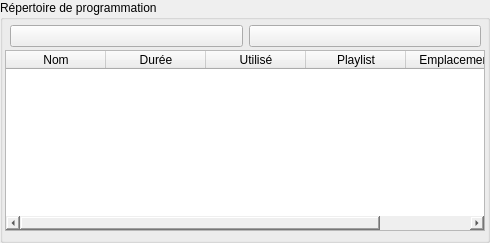
Before: the Qt Designer form src/binwidget.ui in cinemaouvert/OPP, drawn with Qt 5.
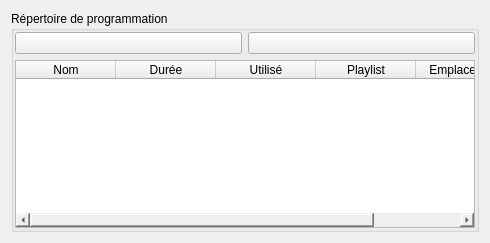
After: the same form once the commit is applied. Icons and pictures are not drawn.

Commit message: Modif widgets taille auto : Bin

The edit to the form file:
```diff
--- a/src/binwidget.ui
+++ b/src/binwidget.ui
@@ -13,30 +13,20 @@
   <property name="windowTitle">
    <string>Form</string>
   </property>
+  <layout class="QVBoxLayout" name="verticalLayout">
+   <item>
   <widget class="QGroupBox" name="groupBox">
-   <property name="geometry">
-    <rect>
-     <x>0</x>
-     <y>0</y>
-     <width>490</width>
-     <height>243</height>
-    </rect>
-   </property>
    <property name="styleSheet">
     <string notr="true">border-color: rgb(0, 0, 0);</string>
    </property>
    <property name="title">
     <string>Répertoire de programmation</string>
    </property>
-   <widget class="QWidget" name="horizontalLayoutWidget">
-    <property name="geometry">
-     <rect>
-      <x>10</x>
-      <y>20</y>
-      <width>471</width>
-      <height>32</height>
-     </rect>
-    </property>
+     <layout class="QVBoxLayout" name="verticalLayout_2">
+      <property name="margin">
+       <number>1</number>
+      </property>
+      <item>
     <layout class="QHBoxLayout" name="horizontalLayout">
      <item>
       <widget class="QPushButton" name="pushButton_add">
@@ -61,16 +51,9 @@
       </widget>
      </item>
     </layout>
-   </widget>
+      </item>
+      <item>
    <widget class="QTableWidget" name="tableWidget_listFiles">
-    <property name="geometry">
-     <rect>
-      <x>5</x>
-      <y>50</y>
-      <width>480</width>
-      <height>181</height>
-     </rect>
-    </property>
     <property name="contextMenuPolicy">
      <enum>Qt::DefaultContextMenu</enum>
     </property>
@@ -115,7 +98,11 @@
      </property>
     </column>
    </widget>
-  </widget>
+      </item>
+     </layout>
+    </widget>
+   </item>
+  </layout>
  </widget>
  <resources/>
  <connections/>
```
Lines whose indentation alone changed are shown as unchanged.
